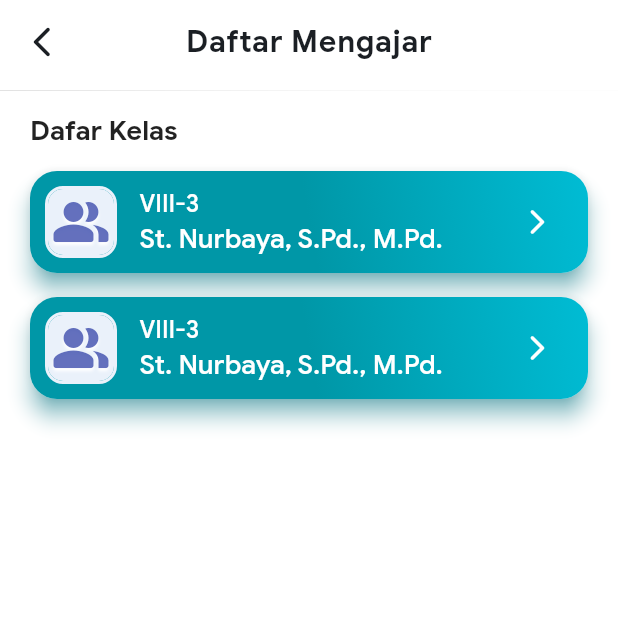
After one commit to ariefendi992/absen_siswa_qr_code, a Flutter app: the MainGuruPage screen opened by its route, after a tap on "DaftarKelas", on a phone screen of 412 x 824 dp, the top half of it. The commit adds this screen. Run offline on Flutter 3.47's test engine with Material 2 defaults, Android fonts, the phone set to English and light mode, and no system bars; our stand-ins replace bloc, dio, equatable, flutter_bloc, flutter_secure_storage, flutter_svg; missing offline and left inert: mobile_scanner; accounts and stored records are empty; network calls fail.

Commit message:
add padge & card wiget daftar kelas

```diff
--- a/lib/services/interceptor/dio_interceptor.dart
+++ b/lib/services/interceptor/dio_interceptor.dart
@@ -97,6 +97,7 @@ class DioInterceptor extends QueuedInterceptorsWrapper {
           print(error.response?.data);
         } on DioError catch (e) {
           print(e.toString());
+
         }
       }
     }
--- a/lib/views/guru/menu/guru_home_page.dart
+++ b/lib/views/guru/menu/guru_home_page.dart
@@ -2,6 +2,7 @@ import 'package:absen_siswa_qr_code/cubit/master/jadwal_mapel_cubit.dart';
 import 'package:absen_siswa_qr_code/cubit/user/guru/user_guru_cubit.dart';
 import 'package:absen_siswa_qr_code/models/user_model.dart';
 import 'package:absen_siswa_qr_code/utils/theme.dart';
+import 'package:absen_siswa_qr_code/views/guru/sub_menu/guru_get_siswa_kelas.dart';
 import 'package:absen_siswa_qr_code/views/guru/sub_menu/guru_jadwal_mengajar_page.dart';
 import 'package:absen_siswa_qr_code/views/widgets/button_keterangan.dart';
 import 'package:absen_siswa_qr_code/views/widgets/jadwal_mapel_card.dart';
@@ -217,6 +218,12 @@ class _GuruHomePageState extends State<GuruHomePage> {
                         iconSize: 32,
                         title: 'DaftarKelas',
                         fontSize: 12,
+                        onTap: () => Navigator.push(
+                          context,
+                          MaterialPageRoute(
+                            builder: (context) => GuruGetSiswaKelas(),
+                          ),
+                        ),
                       ),
                       ButtonMenuKeterangan(
                         icons: Icons.history_edu_rounded,
--- /dev/null
+++ b/lib/views/guru/sub_menu/guru_get_siswa_kelas.dart
@@ -0,0 +1,56 @@
+import 'package:absen_siswa_qr_code/utils/theme.dart';
+import 'package:absen_siswa_qr_code/views/widgets/card_daftar_kelas.dart';
+import 'package:flutter/material.dart';
+
+class GuruGetSiswaKelas extends StatelessWidget {
+  const GuruGetSiswaKelas({super.key});
+
+  @override
+  Widget build(BuildContext context) {
+    return Scaffold(
+      appBar: PreferredSize(
+        preferredSize: Size.fromHeight(60),
+        child: AppBar(
+          backgroundColor: kWhiteColor,
+          foregroundColor: secondary,
+          elevation: 0.2,
+          title: Text(
+            'Daftar Mengajar',
+            style: TextStyle(
+              fontWeight: bold,
+              letterSpacing: 0.5,
+            ),
+          ),
+          centerTitle: true,
+          leading: Builder(
+            builder: (context) {
+              return IconButton(
+                onPressed: () {
+                  Navigator.pop(context);
+                },
+                icon: Icon(Icons.arrow_back_ios_new_rounded),
+              );
+            },
+          ),
+        ),
+      ),
+      body: ListView(
+        padding: EdgeInsets.symmetric(horizontal: 20, vertical: 16),
+        children: [
+          Container(
+            margin: EdgeInsets.only(bottom: 16),
+            child: Text(
+              'Dafar Kelas',
+              style: TextStyle(
+                fontSize: 18,
+                fontWeight: semiBold,
+              ),
+            ),
+          ),
+          CardDaftarKelasWidget(),
+          CardDaftarKelasWidget()
+        ],
+      ),
+    );
+  }
+}
--- /dev/null
+++ b/lib/views/widgets/card_daftar_kelas.dart
@@ -0,0 +1,114 @@
+import 'package:absen_siswa_qr_code/utils/theme.dart';
+import 'package:flutter/material.dart';
+
+class CardDaftarKelasWidget extends StatelessWidget {
+  const CardDaftarKelasWidget({super.key});
+
+  @override
+  Widget build(BuildContext context) {
+    return Container(
+      margin: EdgeInsets.only(bottom: 16),
+      child: Material(
+        elevation: 6,
+        borderRadius: BorderRadius.circular(18),
+        shadowColor: allColor[6],
+        child: Container(
+          width: MediaQuery.of(context).size.width,
+          decoration: BoxDecoration(
+            color: newColorList[2],
+            borderRadius: BorderRadius.circular(18),
+            gradient: LinearGradient(
+              colors: [
+                allColor[4],
+                allColor[4],
+                allColor[6],
+              ],
+              begin: Alignment.bottomLeft,
+              end: Alignment.topRight,
+              tileMode: TileMode.clamp,
+            ),
+          ),
+          padding: EdgeInsets.symmetric(vertical: 10, horizontal: 10),
+          child: Row(
+            children: [
+              /// * STAR ICON DESIGN
+              Container(
+                width: 48,
+                height: 48,
+                decoration: BoxDecoration(
+                  border: Border.all(
+                    width: 2,
+                    color: primaryExtraSoft.withAlpha(250),
+                  ),
+                  borderRadius: BorderRadius.circular(12),
+                ),
+                child: Container(
+                  width: MediaQuery.of(context).size.width,
+                  height: MediaQuery.of(context).size.height,
+                  decoration: BoxDecoration(
+                    borderRadius: BorderRadius.circular(10),
+                    border: Border(
+                      top: BorderSide.none,
+                      right: BorderSide.none,
+                      bottom: BorderSide.none,
+                      left: BorderSide.none,
+                    ),
+                    color: primaryExtraSoft.withAlpha(250),
+                  ),
+                  child: Icon(
+                    Icons.people_alt_rounded,
+                    color: newColorList[3].withAlpha(200),
+                    shadows: [
+                      Shadow(
+                        color: kWhiteColor,
+                        blurRadius: 2,
+                        offset: Offset(0, 2.0),
+                      )
+                    ],
+                    size: 40,
+                  ),
+                ),
+              ),
+              //* END ICON DESIGN
+              Expanded(
+                flex: MediaQuery.of(context).size.width.toInt(),
+                child: Container(
+                  margin: EdgeInsets.only(left: 15),
+                  child: Column(
+                    crossAxisAlignment: CrossAxisAlignment.start,
+                    children: [
+                      Text(
+                        'VIII-3',
+                        style: TextStyle(
+                            color: kWhiteColor,
+                            fontSize: 16,
+                            fontWeight: medium),
+                      ),
+                      SizedBox(height: 2),
+                      Text(
+                        'St. Nurbaya, S.Pd., M.Pd.',
+                        style: TextStyle(
+                            color: kWhiteColor,
+                            fontSize: 18,
+                            fontWeight: medium),
+                      ),
+                    ],
+                  ),
+                ),
+              ),
+              Spacer(),
+              IconButton(
+                onPressed: () {},
+                icon: Icon(
+                  Icons.arrow_forward_ios_rounded,
+                  color: kWhiteColor,
+                  size: 20,
+                ),
+              )
+            ],
+          ),
+        ),
+      ),
+    );
+  }
+}
```
Also changed, not shown: lib/main.dart (+0 -10 lines).
